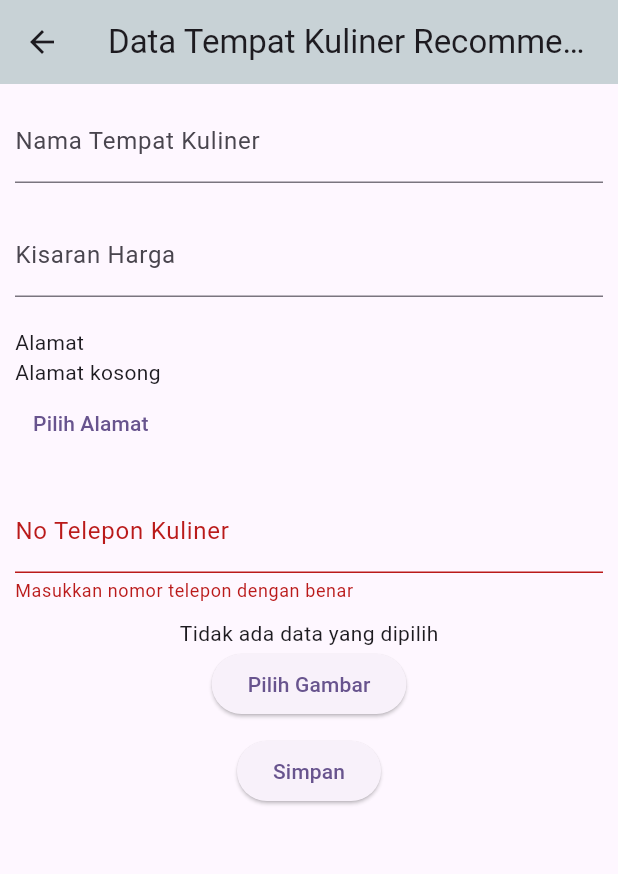
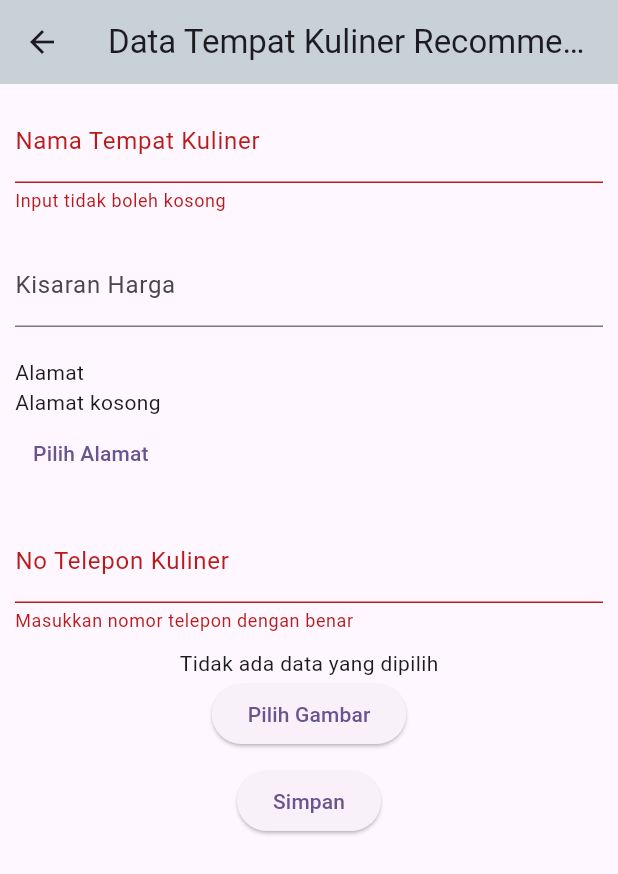
Before and after one commit to Oktaviko/ExerciseKuliner_066, a Flutter app: the FormKuliner screen opened directly, after a tap on "Simpan", on a phone screen of 412 x 824 dp. Shown: the top 874 px of the screen. Run offline on Flutter 3.47's test engine with Material 3 defaults, Android fonts, the phone set to English and light mode, and no system bars; our stand-ins replace geocoding, geolocator, google_maps_flutter, image_picker; network calls fail.

```diff
--- a/lib/screen/form_screen.dart
+++ b/lib/screen/form_screen.dart
@@ -61,6 +61,14 @@ class _FormKulinerState extends State<FormKuliner> {
                       labelText: "Nama Tempat Kuliner",
                       hintText: "Masukkan Tempat Kuliner"),
                   controller: _namatempatController,
+                  validator: (value) {
+                    if (value!.isEmpty) {
+                      return "Input tidak boleh kosong";
+                    } else if (!RegExp(r'^[a-zA-Z0-9]+$').hasMatch(value)) {
+                      return "Hanya boleh memasukkan huruf (a-z, A-Z) dan angka (0-9)";
+                    }
+                    return null;
+                  },
                 ),
               ),
               Container(
```
